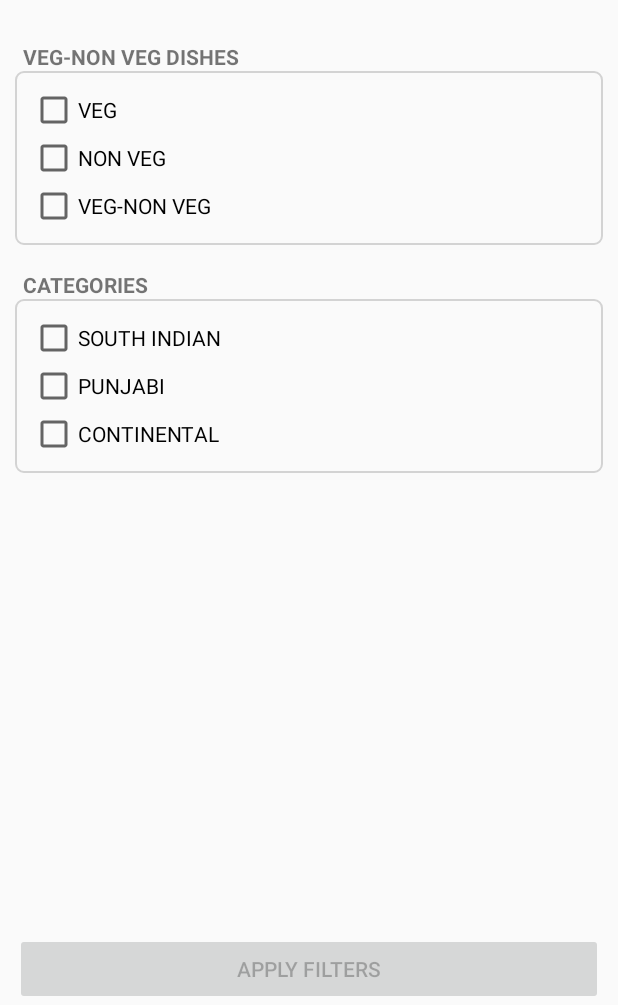
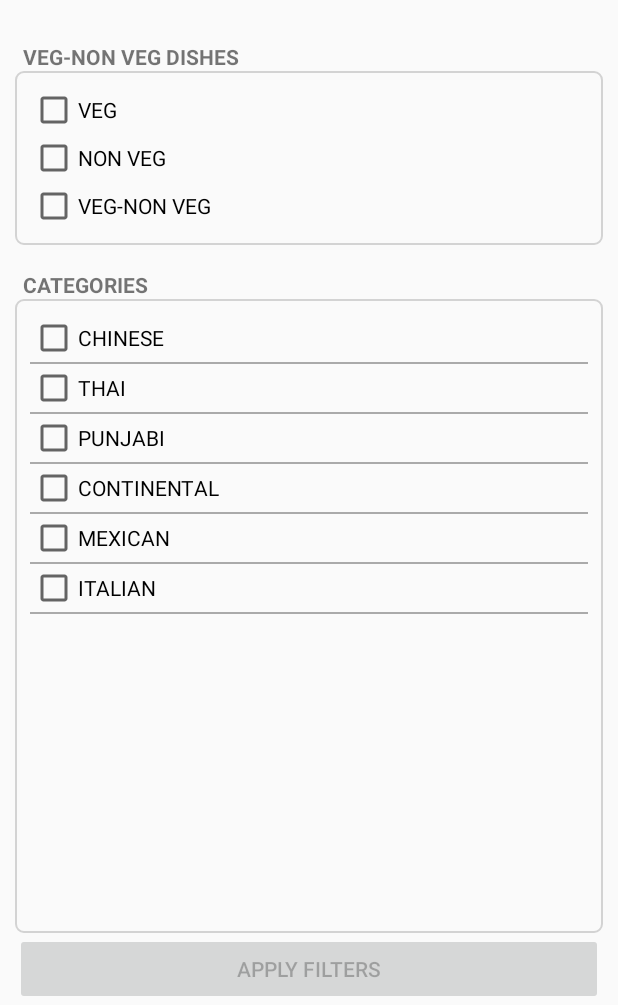
Before and after one commit to harshpatel2810/gyo_delivery, an Android app: the FilterScreen screen opened directly, with no data from a screen before it, on a phone screen of 412 x 824 dp, the part 231-1236 px from its top. Run offline under Robolectric (Android 15) with nearby library versions, the phone set to English and light mode, and no system bars.

Commit message:
Today I have done animations with the screen and completed icons for veg-non veg and implementation of TextView below Image View forminimum order of resturant and current continuing with Search Location functionality by refering google references.
22-5-2017
Sir made design for search bar
Completed Updation of amount of item
Alert Dialog if the quantity goes higher than 10 with validation

23-5-2017
Completed Search functionality for location

24-5-2017
Creating bill for resturant

25-5-2017
Designing Screen for bill payment
and create layout resource file to inflate it

26-5-2017
Created bill by inflating layout in listview and bill will be updated soon

27-5-2017
Creation of bill completed with help of pratik sir
Layout designing will be completed by tommorrow

28-5-2017
Designing layout for bill

29-5-2017
Continuing with the designing of bill

31-5-2017
Added Names of Resturants in ExpandableListView
Created Icon For Veg/Non Veg
and also added icons dynamically according to the types of resturants

1-6-2017
Try to get details of restuarant restuarant wise but not getting it
now starting to design screen for filter
and icon of filter added on the action bar

2-6-2017
Data getting appropriately according to Resturants not getting amount and item count
continuing screen designing for filters in resturants criteria

3-6-2017
Completed Resturant wise order validation
and continuing with implementation of FilterScreen using RecylerView

5-6-2017
Completed Screen for Filter and also implementatio of On/Off button
for filter according to Rating and Delivery

6-6-2017
Completed  code to find latitude and longtitude according to place selected by the user

7-6-2017
Added Search Bar to search restaurants(only design)
Validation According to minimum order value completed
Added data from adapter of categories with appropriate checkbox

```diff
--- a/app/src/main/AndroidManifest.xml
+++ b/app/src/main/AndroidManifest.xml
@@ -33,7 +33,6 @@
             android:name="com.goyo.grocery_goyo.ResturantProfile"
             android:label="@string/title_activity_resturant_profile"
             android:theme="@style/AppTheme.NoActionBar" />
-        <activity android:name="com.goyo.grocery_goyo.SearchResturant" />
         <activity
             android:name="com.goyo.grocery_goyo.SearchLocation"
             android:label="@string/title_activity_search_location"
--- /dev/null
+++ b/app/src/main/java/com/goyo/grocery_goyo/CustomRestaurantCategoryAdapter.java
@@ -0,0 +1,59 @@
+package com.goyo.grocery_goyo;
+import android.content.Context;
+import android.view.LayoutInflater;
+import android.view.View;
+import android.view.ViewGroup;
+import android.widget.BaseAdapter;
+import android.widget.CheckBox;
+import android.widget.TextView;
+import com.goyo.grocery.R;
+import com.goyo.grocery_goyo.model.RestaurantCategory;
+import java.util.ArrayList;
+/**
+ * Created by Admin on 6/7/2017.
+ */
+public class CustomRestaurantCategoryAdapter extends BaseAdapter {
+    Context context;
+    ViewHolder h1 = null;
+    ArrayList<RestaurantCategory> restaurantCategories;
+    public CustomRestaurantCategoryAdapter(Context context, ArrayList<RestaurantCategory> restaurantCategories) {
+        this.context = context;
+        this.restaurantCategories = restaurantCategories;
+    }
+    @Override
+    public int getCount() {
+        return restaurantCategories.size();
+    }
+    @Override
+    public Object getItem(int position) {
+        return position;
+    }
+
+    @Override
+    public long getItemId(int position) {
+        return position;
+    }
+
+    @Override
+    public View getView(int position, View convertView, ViewGroup parent) {
+        LayoutInflater inflater = null;
+        if (convertView == null) {
+            inflater = (LayoutInflater) context.getSystemService(Context.LAYOUT_INFLATER_SERVICE);
+            convertView = inflater.inflate(R.layout.layout_restaurant_category_list, null);
+            h1 = new ViewHolder(convertView);
+            convertView.setTag(h1);
+        } else {
+            h1 = (ViewHolder) convertView.getTag();
+        }
+        h1.category.setText(restaurantCategories.get(position).getCategory_name());
+        return convertView;
+    }
+    private class ViewHolder {
+        TextView txtName;
+        CheckBox category;
+        public ViewHolder(View item) {
+            txtName = (TextView) item.findViewById(R.id.chkCategoryDisplay);
+            category=(CheckBox)item.findViewById(R.id.chkCategory);
+        }
+    }
+}
--- a/app/src/main/java/com/goyo/grocery_goyo/CustomResturantAdapter.java
+++ b/app/src/main/java/com/goyo/grocery_goyo/CustomResturantAdapter.java
@@ -44,7 +44,7 @@ public class CustomResturantAdapter extends BaseAdapter {
                 settings = context.getSharedPreferences("PREF_NAME", 0);
                 SharedPreferences.Editor editor = settings.edit();
                 editor.putInt("Resturant_id", resturant.restid);
-                MinOrder=resturant.min_order;
+                MinOrder=(Double)x.get(position).min_order;
                 editor.commit();
                 context.startActivity(io);
             }
--- a/app/src/main/java/com/goyo/grocery_goyo/FilterScreen.java
+++ b/app/src/main/java/com/goyo/grocery_goyo/FilterScreen.java
@@ -10,9 +10,11 @@ import android.view.MenuItem;
 import android.view.View;
 import android.widget.Button;
 import android.widget.ImageButton;
+import android.widget.ListView;
 import android.widget.Toast;
 
 import com.goyo.grocery.R;
+import com.goyo.grocery_goyo.model.RestaurantCategory;
 
 import java.util.ArrayList;
 public class FilterScreen extends AppCompatActivity {
@@ -23,23 +25,42 @@ public class FilterScreen extends AppCompatActivity {
     private ImageButton ratingOnOff;
     private Button ApplyFilter;
     private ImageButton deliveryOnOff;
+    CustomRestaurantCategoryAdapter adapter=null;
     @Override
     protected void onCreate(Bundle savedInstanceState) {
         super.onCreate(savedInstanceState);
         setContentView(R.layout.activity_filter_screen);
-        Intent io=getIntent();
+        Intent io = getIntent();
         //Code for setting title to Action Bar and enabling setDisplayHomeAsUp Enabled
-        ActionBar actionBar=getSupportActionBar();
+        ActionBar actionBar = getSupportActionBar();
         actionBar.setTitle("Filter");
         actionBar.setDisplayHomeAsUpEnabled(true);
-        ApplyFilter=(Button)findViewById(R.id.btnApplyFilters);
-    //Creating Listener for both Rating and Delivery
+        ApplyFilter = (Button) findViewById(R.id.btnApplyFilters);
+        //Creating Listener for both Rating and Delivery
         AddRatingListener();
         AddDeliveryListener();
+        DisplayCategoryListView();
     }
-    private void AddDeliveryListener()
-    {
-        deliveryOnOff=(ImageButton)findViewById(R.id.ImageDisplayDelivery);
+    private void DisplayCategoryListView() {
+        ArrayList<RestaurantCategory> restaurantCategories = new ArrayList<RestaurantCategory>();
+        RestaurantCategory restaurantCategory = new RestaurantCategory(1, "CHINESE", false);
+        restaurantCategories.add(restaurantCategory);
+        restaurantCategory = new RestaurantCategory(2, "THAI", false);
+        restaurantCategories.add(restaurantCategory);
+        restaurantCategory = new RestaurantCategory(3, "PUNJABI", false);
+        restaurantCategories.add(restaurantCategory);
+        restaurantCategory = new RestaurantCategory(4, "CONTINENTAL", false);
+        restaurantCategories.add(restaurantCategory);
+        restaurantCategory = new RestaurantCategory(5, "MEXICAN", false);
+        restaurantCategories.add(restaurantCategory);
+        restaurantCategory = new RestaurantCategory(6, "ITALIAN", false);
+        restaurantCategories.add(restaurantCategory);
+        adapter=new CustomRestaurantCategoryAdapter(this,restaurantCategories);
+        ListView listView=(ListView)findViewById(R.id.listDispCategories);
+        listView.setAdapter(adapter);
+    }
+    private void AddDeliveryListener() {
+        deliveryOnOff = (ImageButton) findViewById(R.id.ImageDisplayDelivery);
         deliveryOnOff.setImageDrawable(getBaseContext().getResources().getDrawable(R.drawable.ic_delivery_clock_off));
         deliveryOnOff.setOnClickListener(new View.OnClickListener() {
             @Override
@@ -47,14 +68,11 @@ public class FilterScreen extends AppCompatActivity {
                 //Code to change the state of the rating button by changing the icon accordingly and also to change the
                 //state of button Apply Filters
                 deliveryOnOff.setSelected(!deliveryOnOff.isSelected());
-                if(deliveryOnOff.isSelected())
-                {
+                if (deliveryOnOff.isSelected()) {
                     deliveryOnOff.setImageDrawable(getBaseContext().getResources().getDrawable(R.drawable.ic_clock_delivery));
                     ratingOnOff.setEnabled(false);
                     ApplyFilter.setEnabled(true);
-                }
-                else
-                {
+                } else {
                     deliveryOnOff.setImageDrawable(getBaseContext().getResources().getDrawable(R.drawable.ic_delivery_clock_off));
                     ratingOnOff.setEnabled(true);
                     ApplyFilter.setEnabled(false);
@@ -70,9 +88,8 @@ public class FilterScreen extends AppCompatActivity {
         }
         return (super.onOptionsItemSelected(menuItem));
     }
-    private void AddRatingListener()
-    {
-        ratingOnOff=(ImageButton)findViewById(R.id.ImageRatingFilter);
+    private void AddRatingListener() {
+        ratingOnOff = (ImageButton) findViewById(R.id.ImageRatingFilter);
         ratingOnOff.setImageDrawable(getBaseContext().getResources().getDrawable(R.drawable.ic_rate_off));
         ratingOnOff.setOnClickListener(new View.OnClickListener() {
             @Override
@@ -80,14 +97,12 @@ public class FilterScreen extends AppCompatActivity {
                 //Code to change the state of the rating button by changing the icon accordingly and also to change the
                 //state of button Apply Filters
                 ratingOnOff.setSelected(!ratingOnOff.isSelected());
-                if(ratingOnOff.isSelected())
+                if (ratingOnOff.isSelected())
                 {
                     ratingOnOff.setImageDrawable(getBaseContext().getResources().getDrawable(R.drawable.ic_rate_action));
                     deliveryOnOff.setEnabled(false);
                     ApplyFilter.setEnabled(true);
-                }
-                else
-                {
+                } else {
                     ratingOnOff.setImageDrawable(getBaseContext().getResources().getDrawable(R.drawable.ic_rate_off));
                     deliveryOnOff.setEnabled(true);
                     ApplyFilter.setEnabled(false);
--- /dev/null
+++ b/app/src/main/java/com/goyo/grocery_goyo/model/RestaurantCategory.java
@@ -0,0 +1,37 @@
+package com.goyo.grocery_goyo.model;
+
+/**
+ * Created by Admin on 6/7/2017.
+ */
+
+public class RestaurantCategory
+{
+    int restuarant_cat_id;
+    String category_name;
+    boolean selected=false;
+    public int getRestuarant_cat_id() {
+        return restuarant_cat_id;
+    }
+    public void setRestuarant_cat_id(int restuarant_cat_id) {
+        this.restuarant_cat_id = restuarant_cat_id;
+    }
+
+    public RestaurantCategory(int restuarant_cat_id, String category_name, boolean selected) {
+        this.restuarant_cat_id = restuarant_cat_id;
+        this.category_name = category_name;
+        this.selected = selected;
+    }
+
+    public String getCategory_name() {
+        return category_name;
+    }
+    public void setCategory_name(String category_name) {
+        this.category_name = category_name;
+    }
+    public boolean isSelected() {
+        return selected;
+    }
+    public void setSelected(boolean selected) {
+        this.selected = selected;
+    }
+}
--- a/app/src/main/res/layout/activity_filter_screen.xml
+++ b/app/src/main/res/layout/activity_filter_screen.xml
@@ -166,41 +166,29 @@
         android:layout_width="match_parent"
         android:layout_height="wrap_content"
         android:layout_weight="1"
+        android:layout_above="@+id/layoutApplyButton"
         android:orientation="vertical"
         android:layout_below="@+id/displayCategories"
         android:background="@drawable/layout_background"
         >
-        <CheckBox
-            android:layout_height="wrap_content"
-            android:layout_width="wrap_content"
-            android:id="@+id/chkSouthIndian"
-            android:checked="false"
-            android:text="SOUTH INDIAN"
-            android:layout_weight="1">
-        </CheckBox>
-        <CheckBox
-            android:layout_height="wrap_content"
-            android:layout_width="wrap_content"
-            android:id="@+id/chkPunjabi"
-            android:checked="false"
-            android:text="PUNJABI"
-            android:layout_weight="1">
-        </CheckBox>
-        <CheckBox
-            android:layout_height="wrap_content"
-            android:layout_width="wrap_content"
-            android:id="@+id/chkContinental"
-            android:checked="false"
-            android:text="CONTINENTAL"
-            android:layout_weight="1">
-        </CheckBox>
+       <ListView
+           android:layout_width="wrap_content"
+           android:layout_height="match_parent"
+           android:dividerHeight="1.0sp"
+           android:textAlignment="center"
+           android:footerDividersEnabled="true"
+           android:divider="@android:color/darker_gray"
+           android:id="@+id/listDispCategories">
+
+       </ListView>
     </LinearLayout>
     <LinearLayout
         android:layout_width="match_parent"
         android:layout_height="wrap_content"
         android:layout_alignParentBottom="true"
         android:layout_alignParentStart="true"
-        android:weightSum="1"
+        android:id="@+id/layoutApplyButton"
+         android:weightSum="1"
         android:orientation="horizontal">
         <Button
             android:id="@+id/btnApplyFilters"
@@ -209,6 +197,4 @@
             android:layout_width="match_parent"
             android:text="@string/apply_filter"/>
     </LinearLayout>
-
-
 </RelativeLayout>
--- a/app/src/main/res/layout/activity_search_location.xml
+++ b/app/src/main/res/layout/activity_search_location.xml
@@ -3,8 +3,7 @@
     android:layout_width="match_parent"
     android:layout_height="50dp"
     android:orientation="horizontal"
-    android:layout_gravity="top"
-    >
+    android:layout_gravity="top">
     <com.goyo.grocery_goyo.DelayAutoCompleteTextView
         android:layout_width="match_parent"
         android:layout_height="40dp"
@@ -26,8 +25,7 @@
         android:textColorHint="@color/grey"
         android:padding="10dp"
         android:textSize="13sp"
-        android:maxLines="1"
-        />
+        android:maxLines="1" />
     <!--<android.support.v7.widget.RecyclerView
         android:layout_height="match_parent"
         android:layout_width="match_parent"
--- /dev/null
+++ b/app/src/main/res/layout/layout_restaurant_category_list.xml
@@ -0,0 +1,18 @@
+<?xml version="1.0" encoding="utf-8"?>
+<RelativeLayout xmlns:android="http://schemas.android.com/apk/res/android"
+    android:orientation="vertical" android:layout_width="match_parent"
+    android:layout_height="wrap_content">
+    <CheckBox android:layout_height="wrap_content"
+      android:layout_width="wrap_content"
+        android:id="@+id/chkCategory"
+        />
+    <TextView
+        android:layout_width="wrap_content"
+        android:layout_height="wrap_content"
+        android:id="@+id/chkCategoryDisplay"
+        android:text=""
+        android:textStyle="bold"
+        android:textSize="15sp"
+        android:textAlignment="center"
+        android:layout_toRightOf="@+id/chkCategory"/>
+</RelativeLayout>
--- a/app/src/main/res/values/colors.xml
+++ b/app/src/main/res/values/colors.xml
@@ -7,4 +7,5 @@
     <color name="blue">#141492</color>
     <color name="darkgreen">#196F3D  </color>
     <color name="maroon">#760B00</color>
+    <color name="slate_grey">#2F4F4F</color>
 </resources>
--- a/app/src/main/res/values/strings.xml
+++ b/app/src/main/res/values/strings.xml
@@ -18,7 +18,7 @@
     <string name="title_activity_main">MainActivity</string>
     <string name="title_activity_resturant">Resturant</string>
     <string name="title_activity_resturant_final">ResturantFinal</string>
-    <string name="ButtonSearchText">Search resturants,dishes and ..</string>
+    <string name="ButtonSearchText"><font size="15">Search resturants,dishes and ..</font></string>
     <string name="ButtonFilter">FILTER</string>
     <string name="title_activity_resturant_profile">ResturantProfile</string>
     <string name="title_activity_main2">Main2Activity</string>
```
Also changed, not shown: app/src/main/java/com/goyo/grocery_goyo/CustomMenuAdapter.java (+54 -21 lines), app/src/main/java/com/goyo/grocery_goyo/HomeActivity.java (+0 -8 lines), app/src/main/java/com/goyo/grocery_goyo/SearchResturant.java (deleted, +0 -27 lines), app/src/main/res/layout/activity_home.xml (+15 -12 lines), app/src/main/res/layout/search_for_resturant.xml (deleted, +0 -24 lines).
